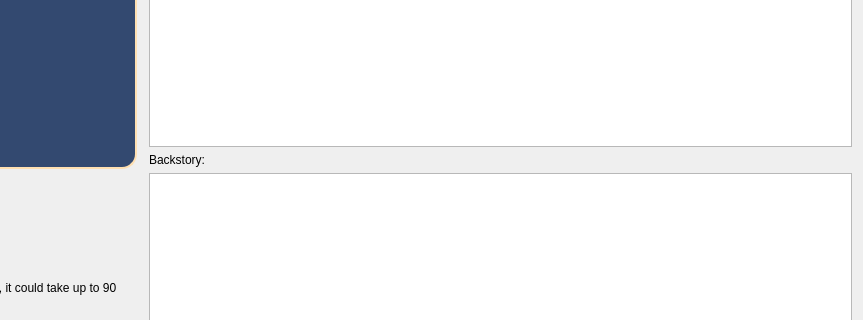
Before: the Qt Designer form current/ui/designer/character_tab.ui in redeyedrango/OpenDungeon, drawn with Qt 5; both pictures show x 406 to 1269 and y 401 to 721 of the 1269 by 856 pixel window.
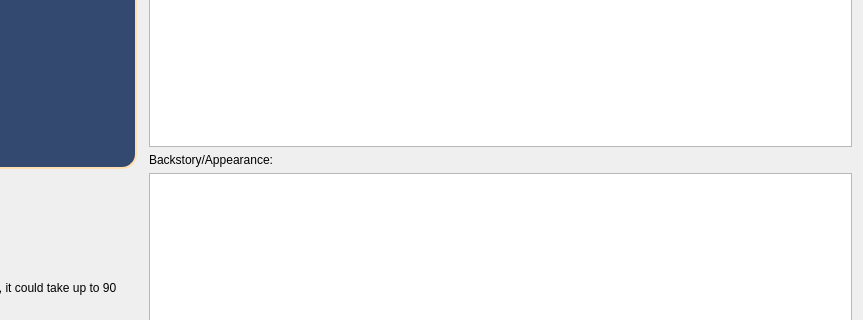
After: the same form once the commit is applied.

Patch:
```diff
--- a/current/ui/designer/character_tab.ui
+++ b/current/ui/designer/character_tab.ui
@@ -455,7 +455,7 @@
        <item row="7" column="1">
         <widget class="QLabel" name="backstoryLabel">
          <property name="text">
-          <string>Backstory:</string>
+          <string>Backstory/Appearance:</string>
          </property>
         </widget>
        </item>
```
